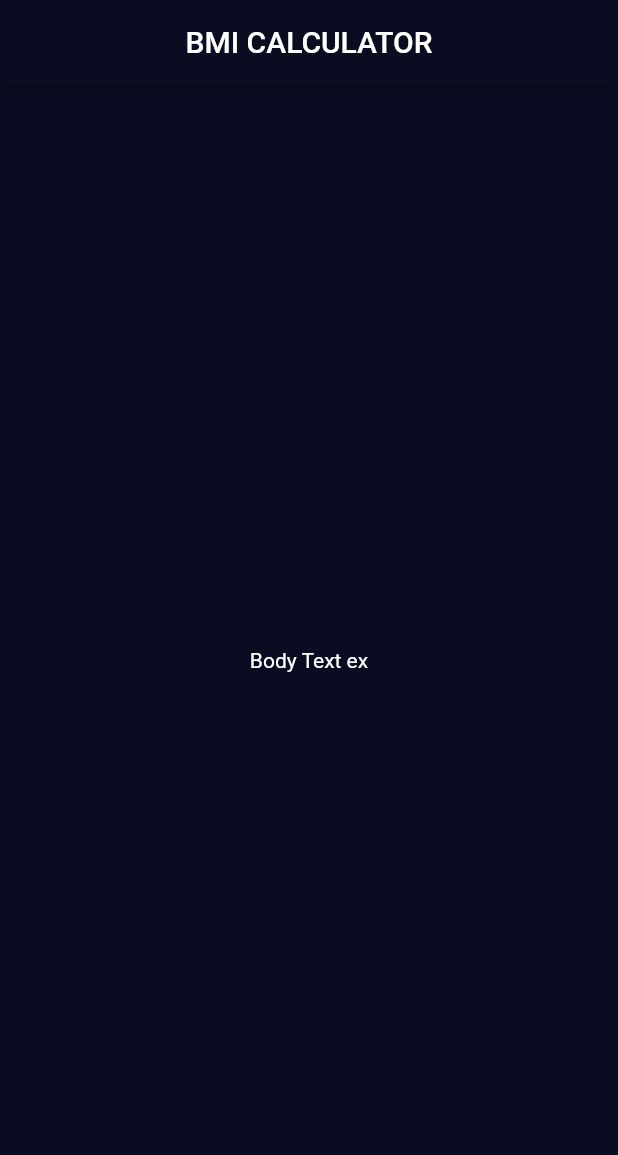
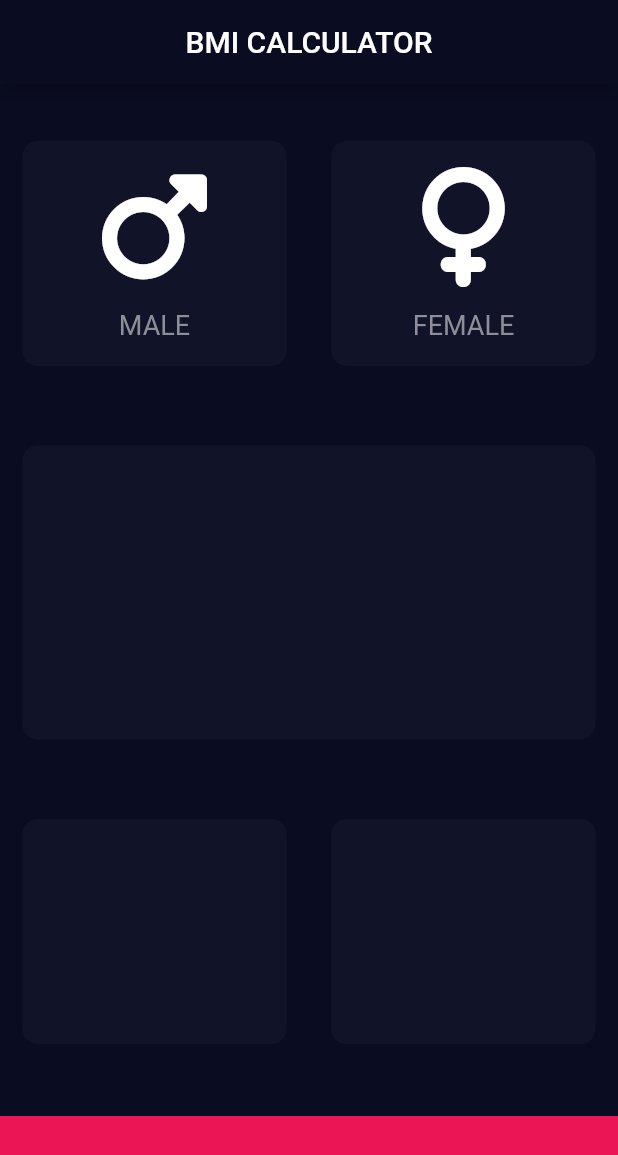
Before and after one commit to Jihed0405/bmi_calculator, a Flutter app: the screen it shows after launch, on a phone screen of 412 x 824 dp. Shown: the top 1155 px of the screen. Run offline on Flutter 3.47's test engine with Material 2 defaults, Android fonts, the phone set to English and light mode, and no system bars; our stand-ins replace font_awesome_flutter.

Commit message:
add input gender widget

```diff
--- /dev/null
+++ b/lib/icon_content.dart
@@ -0,0 +1,26 @@
+import 'package:flutter/material.dart';
+const labelTextStyle= TextStyle(
+  fontSize: 18.0,
+color: Color(0xFF8D8E98));
+class IconContent extends StatelessWidget {
+  final IconData icon;
+    final String label;
+  const IconContent({
+    super.key,
+    required this.icon,
+    required this.label
+  });
+
+  @override
+  Widget build(BuildContext context) {
+
+    return Column(
+      mainAxisAlignment: MainAxisAlignment.center,
+      children: [
+        Icon(icon,size: 80.0,),
+        const SizedBox(height: 15.0,),
+        Text(label,style: labelTextStyle,)
+      ],
+    );
+  }
+}
--- a/lib/input_page.dart
+++ b/lib/input_page.dart
@@ -1,20 +1,89 @@
+import 'package:bmi_calculator/icon_content.dart';
+import 'package:bmi_calculator/reusable_card.dart';
 import 'package:flutter/material.dart';
+import 'package:font_awesome_flutter/font_awesome_flutter.dart';
+
+const bottomContainerHeight = 80.0;
+const bottomContainerColour = Color(0xFFEB1555);
+const activeCardColour = Color(0xFF1D1F33);
+const inactiveCardColour = Color(0xFF111328);
+
+enum Gender { male, female }
+
 class InputPage extends StatefulWidget {
   @override
   _InputPageState createState() => _InputPageState();
 }
 
 class _InputPageState extends State<InputPage> {
+  Gender? selectedGender;
+
   @override
   Widget build(BuildContext context) {
     return Scaffold(
-      appBar: AppBar(
-        title: const Center(child: Text('BMI CALCULATOR')),
-      ),
-      body: Center(
-        child: Text('Body Text ex'),
-      ),
-
-    );
+        appBar: AppBar(
+          title: const Center(child: Text('BMI CALCULATOR')),
+        ),
+        body: Column(
+          children: [
+            Expanded(
+              child: Row(
+                children: [
+                  Expanded(
+                    child: GestureDetector(
+                      onTap: () {
+                        setState(() {
+                          selectedGender = Gender.male;
+                        });
+                      },
+                      child: ReusableCard(
+                        colour: selectedGender == Gender.male
+                            ? activeCardColour
+                            : inactiveCardColour,
+                        cardChild: IconContent(
+                          icon: FontAwesomeIcons.mars,
+                          label: 'MALE',
+                        ),
+                      ),
+                    ),
+                  ),
+                  Expanded(
+                    child: GestureDetector(
+                      onTap: () {
+                        setState(() {
+                          selectedGender = Gender.female;
+                        });
+                      },
+                      child: ReusableCard(
+                        colour: selectedGender == Gender.female
+                            ? activeCardColour
+                            : inactiveCardColour,
+                        cardChild: IconContent(
+                            icon: FontAwesomeIcons.venus, label: "FEMALE"),
+                      ),
+                    ),
+                  ),
+                ],
+              ),
+            ),
+            Expanded(
+              child: ReusableCard(colour: inactiveCardColour),
+            ),
+            Expanded(
+              child: Row(
+                children: [
+                  Expanded(child: ReusableCard(colour: inactiveCardColour)),
+                  Expanded(child: ReusableCard(colour: inactiveCardColour)),
+                ],
+              ),
+            ),
+            Container(
+              color: bottomContainerColour,
+              margin: EdgeInsets.only(top: 10.0),
+              width: double.infinity,
+              height: bottomContainerHeight,
+            )
+          ],
+        ));
   }
 }
--- a/lib/main.dart
+++ b/lib/main.dart
@@ -9,8 +9,8 @@ class BMICalculator extends StatelessWidget {
     return MaterialApp(
       theme: ThemeData.dark(
       ).copyWith(
-        appBarTheme: AppBarTheme(color:Color(0xFF0a0d22) ),
-        scaffoldBackgroundColor: Color(0xFF0a0d22),
+        appBarTheme: AppBarTheme(color:Color(0xFF0A0D22)),
+        scaffoldBackgroundColor: Color(0xFF0A0D22),
         // colorScheme: ColorScheme.fromSwatch(
         //     primarySwatch: const MaterialColor(0XFF0a0d22, <int, Color>{
         //   50: Color.fromRGBO(10, 13, 34, .1),
--- /dev/null
+++ b/lib/reusable_card.dart
@@ -0,0 +1,17 @@
+import 'package:flutter/material.dart';
+
+class ReusableCard extends StatelessWidget {
+ const ReusableCard({super.key, required this.colour,this.cardChild});
+ final Color colour;
+final Widget? cardChild;
+  @override
+  Widget build(BuildContext context) {
+    return Container(
+      margin: EdgeInsets.all(15.0),
+    decoration: BoxDecoration(borderRadius: BorderRadius.circular(10.0),
+    color: colour,),
+    height: 150.0,
+      child: cardChild,
+    );
+  }
+}
--- a/pubspec.yaml
+++ b/pubspec.yaml
@@ -35,6 +35,7 @@ dependencies:
   # The following adds the Cupertino Icons font to your application.
   # Use with the CupertinoIcons class for iOS style icons.
   cupertino_icons: ^1.0.2
+  font_awesome_flutter: ^10.5.0
 
 dev_dependencies:
   flutter_test:
```
Also changed, not shown: pubspec.lock.
